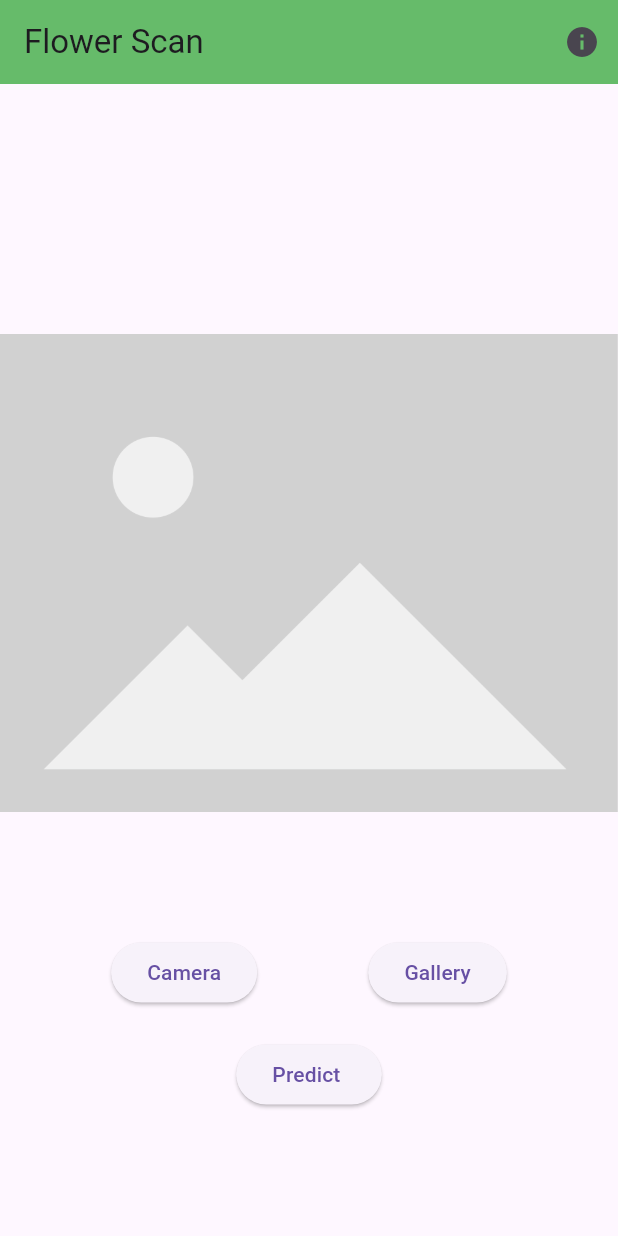
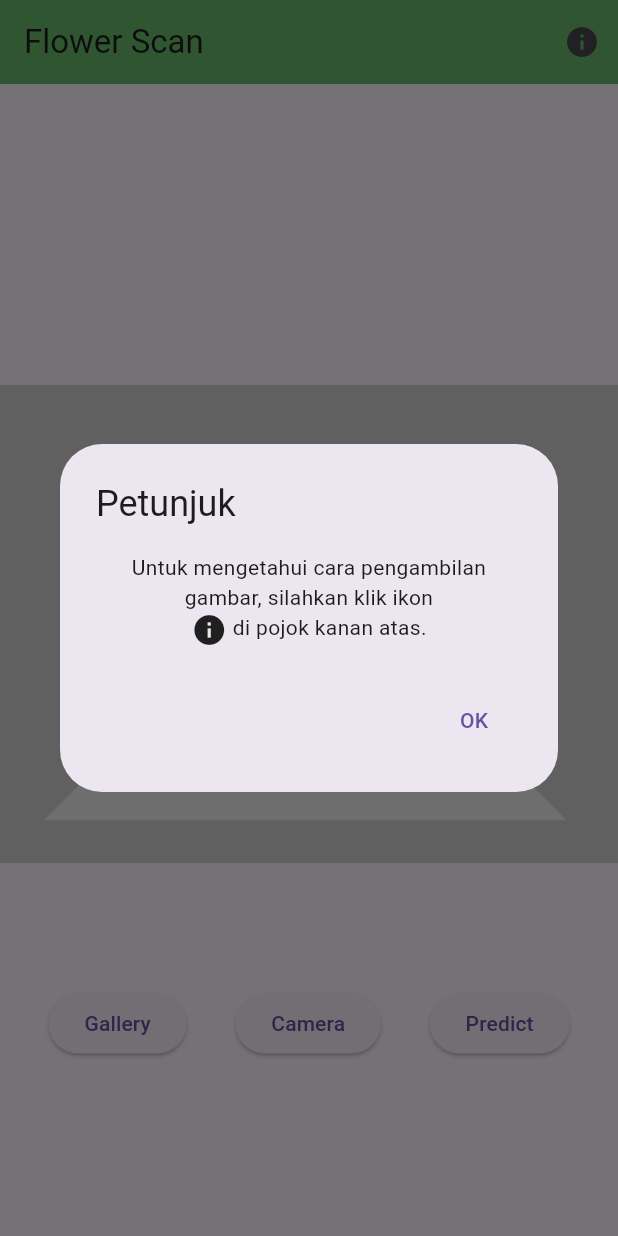
Before and after one commit to Dka-11/flower_scan_app, a Flutter app: the screen it shows after launch, on a phone screen of 412 x 824 dp. Run offline on Flutter 3.47's test engine with Material 3 defaults, Android fonts, the phone set to English and light mode, and no system bars; our stand-ins replace camera, image_picker, loading_animation_widget.

Commit message:
add start popup

```diff
--- a/lib/pages/home_page.dart
+++ b/lib/pages/home_page.dart
@@ -5,7 +5,7 @@ import 'package:flower_scan/pages/camera_page.dart';
 import 'package:flower_scan/pages/get_image_page.dart';
 import 'package:flower_scan/widgets/error_widget.dart';
 import 'package:flutter/material.dart';
-import 'package:flower_scan/widgets/dialog_page.dart';
+import 'package:flower_scan/pages/petunjuk_page.dart';
 import 'package:flower_scan/pages/prediction_page.dart';
 import 'package:flower_scan/pages/results_page.dart';
 import 'package:flower_scan/widgets/loading_widget.dart';
@@ -23,6 +23,43 @@ class _HomePageState extends State<HomePage> {
   int? imageHeight;
   int? imageWidth;
   bool _isLoading = false;
+
+  @override
+  void initState() {
+    super.initState();
+    WidgetsBinding.instance.addPostFrameCallback((_) {
+      showDialog(
+        context: context,
+        builder: (BuildContext context) {
+          return AlertDialog(
+            title: const Text("Petunjuk"),
+            content: const Wrap(
+              alignment: WrapAlignment.center,
+              children: [
+                Text(
+                  "Untuk mengetahui cara pengambilan gambar, silahkan klik ikon ",
+                  textAlign: TextAlign.center,
+                ),
+                Icon(Icons.info),
+                Text(
+                  " di pojok kanan atas.",
+                  textAlign: TextAlign.center,
+                ),
+              ],
+            ),
+            actions: [
+              TextButton(
+                onPressed: () {
+                  Navigator.of(context).pop();
+                },
+                child: const Text("OK"),
+              ),
+            ],
+          );
+        },
+      );
+    });
+  }
 
   void getImagePixels() async {
     late File processedImage;
@@ -95,7 +132,7 @@ class _HomePageState extends State<HomePage> {
             onPressed: (){
             showDialog(context: context,
             builder: (BuildContext context){
-              return const DialogPage();
+              return const PetunjukPage();
             });
           }, icon: const Icon(Icons.info))
         ],
@@ -146,6 +183,17 @@ class _HomePageState extends State<HomePage> {
           Row(
             mainAxisAlignment: MainAxisAlignment.spaceEvenly,
             children: [
+              ElevatedButton(onPressed: () async {
+                final result = await GetImage().getImageFromGallery(context);
+
+                if (result != null){
+                  setState(() {
+                    uploadedImage = result;
+                  });
+                }
+              },
+              child: const Text("Gallery")
+              ),
               ElevatedButton(
                 onPressed: () async {
                   await availableCameras().then((value) async{
@@ -168,22 +216,10 @@ class _HomePageState extends State<HomePage> {
               },
               child: const Text("Camera")
               ),
-              ElevatedButton(onPressed: () async {
-                final result = await GetImage().getImageFromGallery(context);
-
-                if (result != null){
-                  setState(() {
-                    uploadedImage = result;
-                  });
-                }
-              },
-              child: const Text("Gallery"))
+              ElevatedButton(onPressed: predictImage,
+              child: const Text("Predict"))
             ],
           ),
-          const SizedBox(height: 20),
-          ElevatedButton(
-            onPressed:predictImage,
-          child: const Text("Predict "))
         ],
       ),
     );
```
